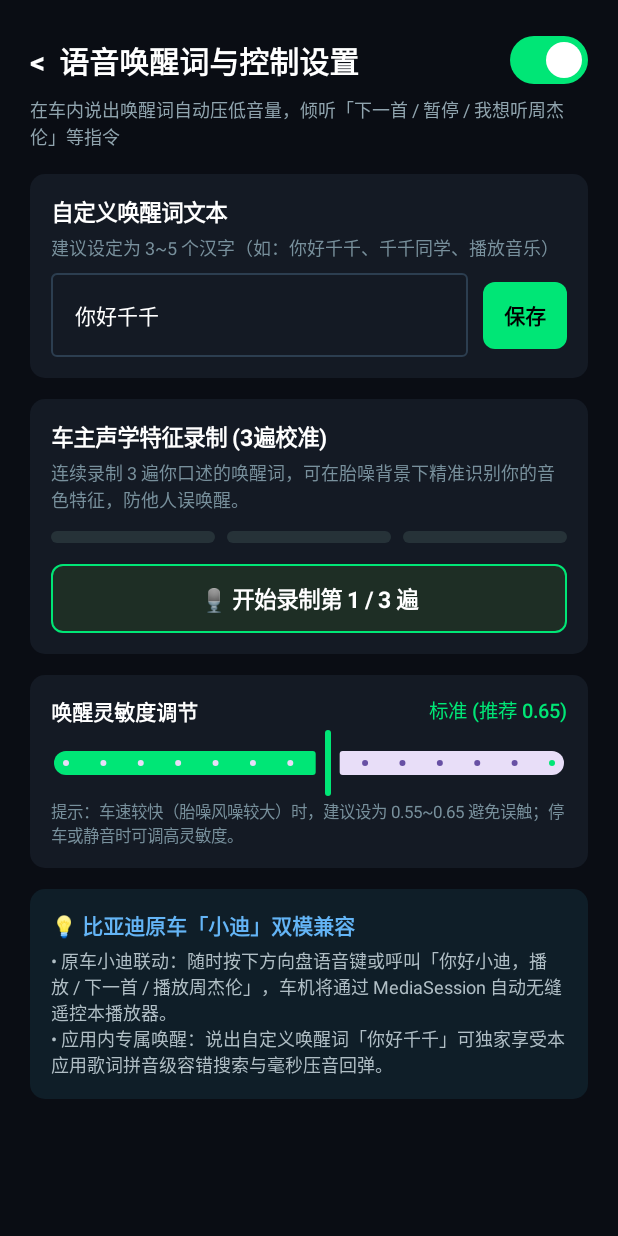
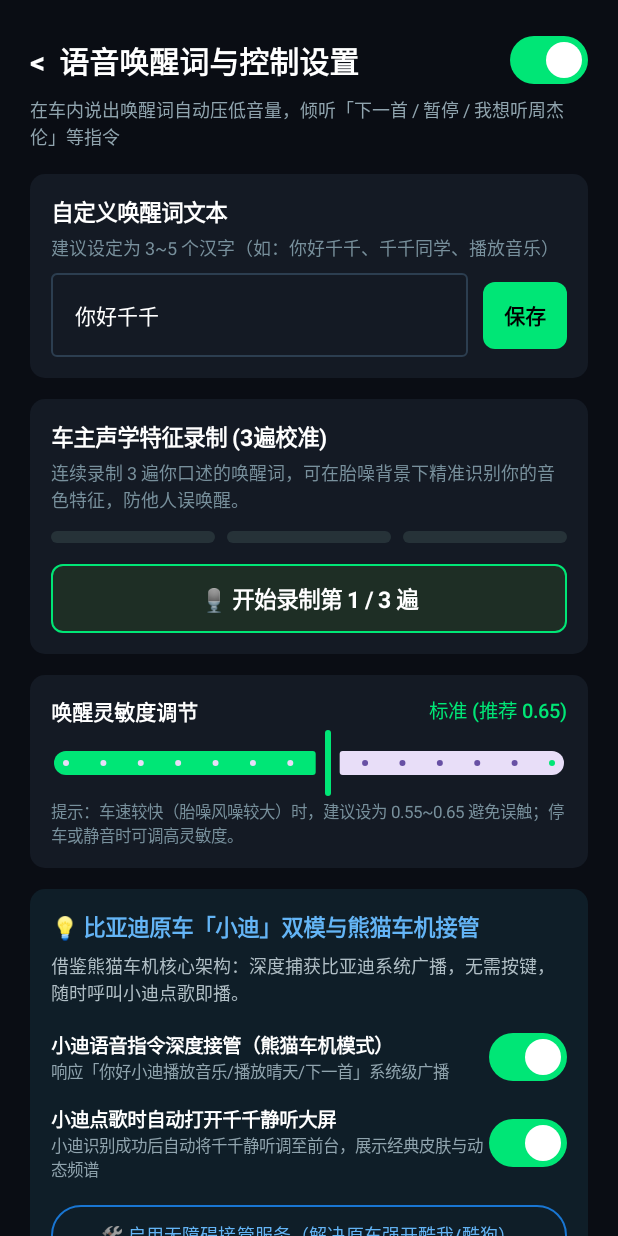
Before and after one commit to pkkm-123456/byd-qianqian-player, an Android app built with Jetpack Compose: the composable VoiceWakeSettingsSheet shown on its own in the app's theme, on a phone screen of 412 x 824 dp. Run offline under Robolectric (Android 15) with nearby library versions, the phone set to English and light mode, and no system bars; 3 statements that could not run were skipped.

Commit message:
feat: integrate Panda Car architecture with BYD Xiao Di voice wake-up, system broadcast interceptor, and default player takeover

```diff
--- a/app/src/main/kotlin/com/byd/qianqian/model/VoiceWakeConfig.kt
+++ b/app/src/main/kotlin/com/byd/qianqian/model/VoiceWakeConfig.kt
@@ -5,5 +5,11 @@ data class VoiceWakeConfig(
     val wakeWordText: String = "你好千千",
     val sensitivity: Float = 0.65f,
     val hasCustomVoiceTemplate: Boolean = false,
-    val recordedTakes: Int = 0
+    val recordedTakes: Int = 0,
+    /** 比亚迪小迪语音唤醒/指令识别时，是否自动唤起千千静听主界面显示旋转大屏与经典频谱 */
+    val bydXiaoDiAutoForeground: Boolean = true,
+    /** 借鉴熊猫车机模式：通过比亚迪私有广播、无障碍服务深度接管原车默认播放器与系统小迪播控 */
+    val bydXiaoDiHijackDefault: Boolean = true,
+    /** 车辆上电 ACC ON 时自动恢复熄火前的播放进度与曲目 */
+    val autoResumeOnBoot: Boolean = true
 )
--- a/app/src/main/kotlin/com/byd/qianqian/ui/VoiceWakeSettingsSheet.kt
+++ b/app/src/main/kotlin/com/byd/qianqian/ui/VoiceWakeSettingsSheet.kt
@@ -314,21 +314,77 @@ fun VoiceWakeSettingsSheet(
 
         Spacer(modifier = Modifier.height(14.dp))
 
-        // 4. 原车小迪联动与免唤醒说明卡片
+        // 4. 原车小迪联动与熊猫车机模式接管卡片
         Column(
             modifier = Modifier
                 .fillMaxWidth()
                 .background(Color(0xFF0F1E28), RoundedCornerShape(10.dp))
                 .padding(14.dp)
         ) {
-            Text("💡 比亚迪原车「小迪」双模兼容", fontSize = 14.sp, fontWeight = FontWeight.Bold, color = Color(0xFF64B5F6))
-            Spacer(modifier = Modifier.height(4.dp))
+            Text("💡 比亚迪原车「小迪」双模与熊猫车机接管", fontSize = 15.sp, fontWeight = FontWeight.Bold, color = Color(0xFF64B5F6))
+            Spacer(modifier = Modifier.height(6.dp))
             Text(
-                text = "• 原车小迪联动：随时按下方向盘语音键或呼叫「你好小迪，播放 / 下一首 / 播放周杰伦」，车机将通过 MediaSession 自动无缝遥控本播放器。\n• 应用内专属唤醒：说出自定义唤醒词「$wakeText」可独家享受本应用歌词拼音级容错搜索与毫秒压音回弹。",
+                text = "借鉴熊猫车机核心架构：深度捕获比亚迪系统广播，无需按键，随时呼叫小迪点歌即播。",
                 fontSize = 12.sp,
-                color = Color(0xFFB0BEC5),
-                lineHeight = 17.sp
+                color = Color(0xFFB0BEC5)
             )
+
+            Spacer(modifier = Modifier.height(10.dp))
+
+            // 开关1：深度接管小迪语音播控
+            Row(
+                modifier = Modifier.fillMaxWidth(),
+                horizontalArrangement = Arrangement.SpaceBetween,
+                verticalAlignment = Alignment.CenterVertically
+            ) {
+                Column(modifier = Modifier.weight(1f)) {
+                    Text("小迪语音指令深度接管（熊猫车机模式）", fontSize = 13.sp, fontWeight = FontWeight.SemiBold, color = Color.White)
+                    Text("响应「你好小迪播放音乐/播放晴天/下一首」系统级广播", fontSize = 11.sp, color = Color(0xFF90A4AE))
+                }
+                Switch(
+                    checked = wakeConfig.bydXiaoDiHijackDefault,
+                    onCheckedChange = { VoiceWakeManager.setBydXiaoDiHijackDefault(context, it) },
+                    colors = SwitchDefaults.colors(checkedThumbColor = Color.White, checkedTrackColor = greenAccent)
+                )
+            }
+
+            Spacer(modifier = Modifier.height(8.dp))
+
+            // 开关2：小迪唤醒时自动打开千千静听前台大屏
+            Row(
+                modifier = Modifier.fillMaxWidth(),
+                horizontalArrangement = Arrangement.SpaceBetween,
+                verticalAlignment = Alignment.CenterVertically
+            ) {
+                Column(modifier = Modifier.weight(1f)) {
+                    Text("小迪点歌时自动打开千千静听大屏", fontSize = 13.sp, fontWeight = FontWeight.SemiBold, color = Color.White)
+                    Text("小迪识别成功后自动将千千静听调至前台，展示经典皮肤与动态频谱", fontSize = 11.sp, color = Color(0xFF90A4AE))
+                }
+                Switch(
+                    checked = wakeConfig.bydXiaoDiAutoForeground,
+                    onCheckedChange = { VoiceWakeManager.setBydXiaoDiAutoForeground(context, it) },
+                    colors = SwitchDefaults.colors(checkedThumbColor = Color.White, checkedTrackColor = greenAccent)
+                )
+            }
+
+            Spacer(modifier = Modifier.height(12.dp))
+
+            // 按钮：开启无障碍服务（针对部分 DiLink 硬编码酷我/酷狗的系统）
+            OutlinedButton(
+                onClick = {
+                    try {
+                        val intent = android.content.Intent(android.provider.Settings.ACTION_ACCESSIBILITY_SETTINGS).apply {
+                            flags = android.content.Intent.FLAG_ACTIVITY_NEW_TASK
+                        }
+                        context.startActivity(intent)
+                    } catch (_: Exception) {}
+                },
+                modifier = Modifier.fillMaxWidth(),
+                colors = ButtonDefaults.outlinedButtonColors(contentColor = Color(0xFF64B5F6)),
+                border = androidx.compose.foundation.BorderStroke(1.dp, Color(0xFF1976D2))
+            ) {
+                Text("🛠 启用无障碍接管服务（解决原车强开酷我/酷狗）", fontSize = 12.sp)
+            }
         }
     }
 }
--- a/app/src/main/res/values/strings.xml
+++ b/app/src/main/res/values/strings.xml
@@ -3,4 +3,5 @@
     <string name="app_name">千千静听车载版</string>
     <string name="channel_name">千千静听车载播放服务</string>
     <string name="channel_desc">保持后台音频播放与方向盘按键响应</string>
+    <string name="accessibility_service_desc">用于接管比亚迪小迪语音唤醒指令，在小迪触发音乐时自动唤起千千静听并无缝接管播放。</string>
 </resources>
--- /dev/null
+++ b/gradle.properties
@@ -0,0 +1,5 @@
+org.gradle.jvmargs=-Xmx4096m -Dfile.encoding=UTF-8
+org.gradle.parallel=true
+android.useAndroidX=true
+android.nonTransitiveRClass=true
+kotlin.code.style=official
```
Also changed, not shown: app/build.gradle.kts (+15 -0 lines), app/src/main/AndroidManifest.xml (+29 -0 lines), app/src/main/kotlin/com/byd/qianqian/MainActivity.kt (+22 -0 lines), app/src/main/kotlin/com/byd/qianqian/manager/PlaylistManager.kt (+51 -0 lines), app/src/main/kotlin/com/byd/qianqian/manager/VoiceWakeManager.kt (+22 -1 lines), app/src/main/kotlin/com/byd/qianqian/service/BootResumeReceiver.kt (+7 -2 lines), app/src/main/kotlin/com/byd/qianqian/service/CarPlaybackService.kt (+27 -1 lines), app/src/main/kotlin/com/byd/qianqian/voice/BydXiaoDiAccessibilityService.kt (added, +73 -0 lines), app/src/main/kotlin/com/byd/qianqian/voice/BydXiaoDiReceiver.kt (added, +149 -0 lines), app/src/main/res/xml/accessibility_service_config.xml (added, +9 -0 lines), 3 other files.
